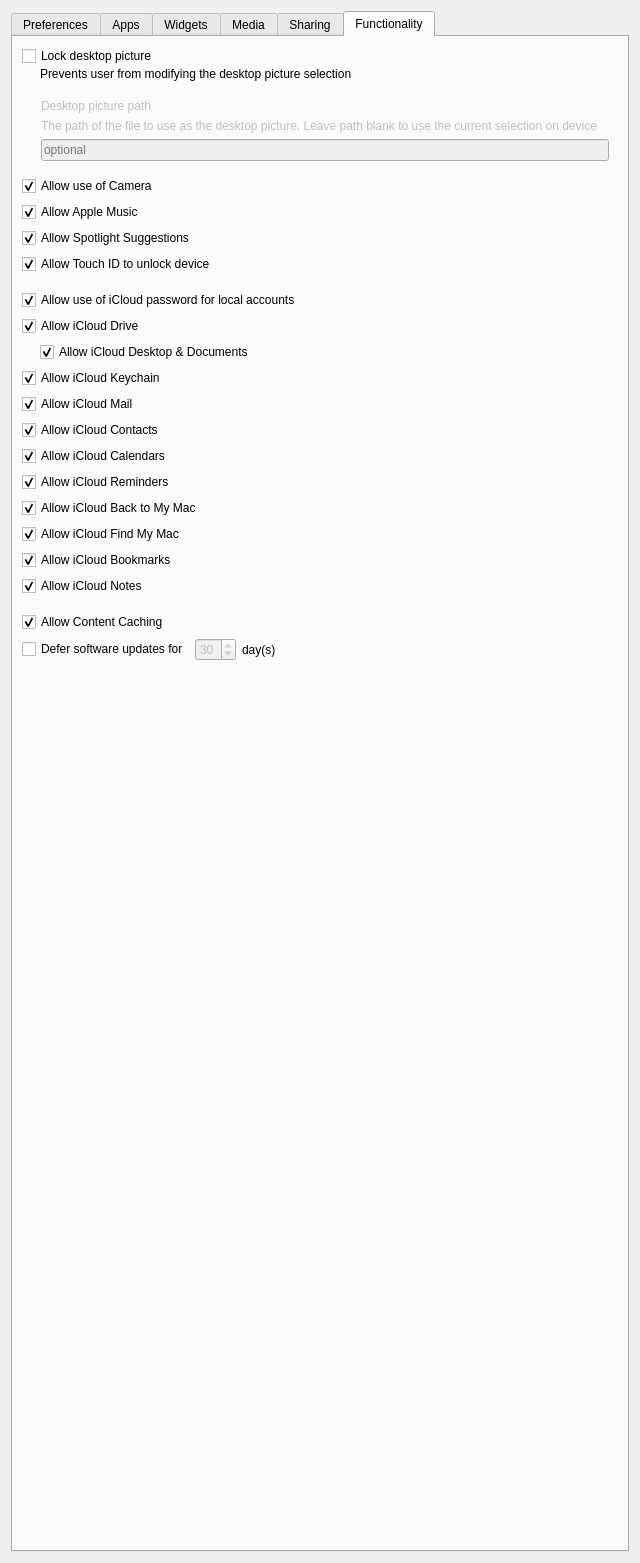
Above: FWAdminLib/Configurator/RestrictionsOSXForm.ui from fw-dev/translations before the change. Below: the same form after it.
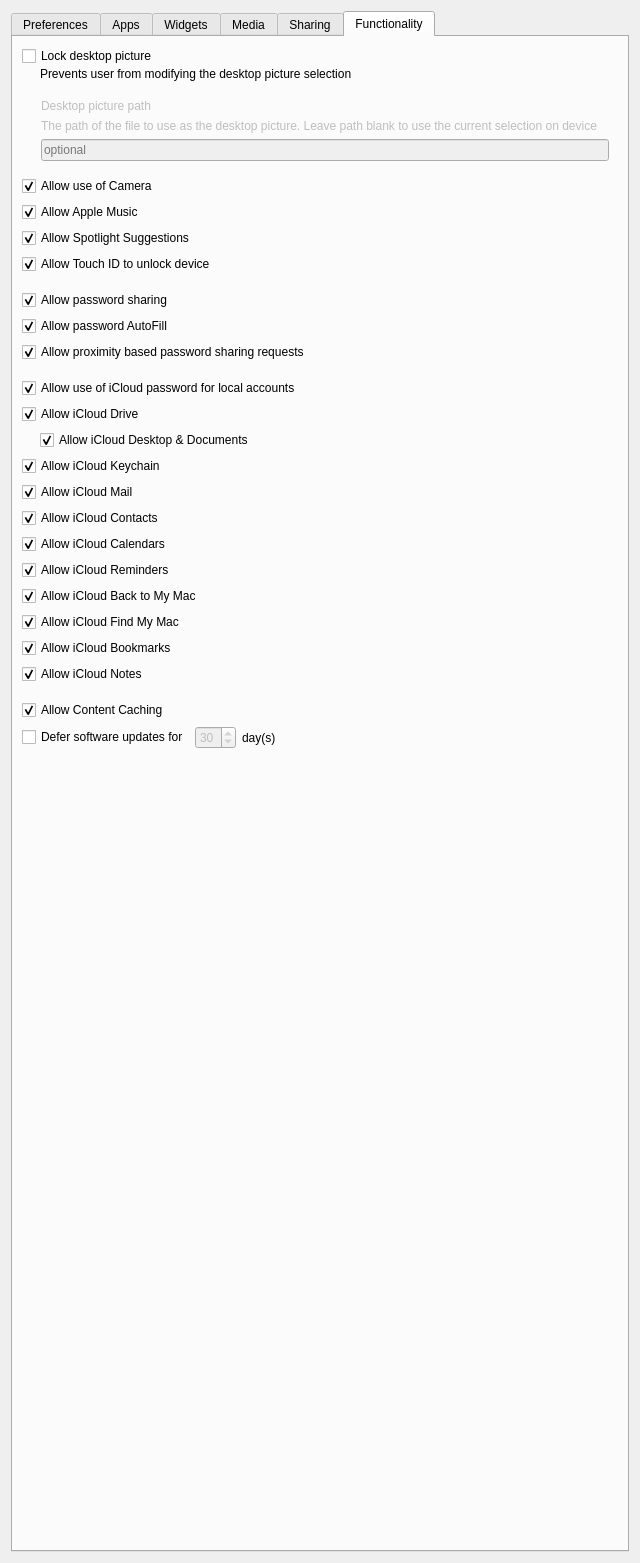
That is the form after the change. The open tabs and pages were chosen to show the change. Icons and pictures are not drawn. Custom widgets are drawn as their Qt base class.

```diff
--- a/FWAdminLib/Configurator/RestrictionsOSXForm.ui
+++ b/FWAdminLib/Configurator/RestrictionsOSXForm.ui
@@ -2012,6 +2012,52 @@
            </property>
           </widget>
          </item>
+         <item>
+          <spacer name="verticalSpacer_13">
+           <property name="orientation">
+            <enum>Qt::Vertical</enum>
+           </property>
+           <property name="sizeType">
+            <enum>QSizePolicy::Fixed</enum>
+           </property>
+           <property name="sizeHint" stdset="0">
+            <size>
+             <width>20</width>
+             <height>10</height>
+            </size>
+           </property>
+          </spacer>
+         </item>
+         <item>
+          <widget class="QCheckBox" name="allowPasswordSharing">
+           <property name="text">
+            <string>Allow password sharing</string>
+           </property>
+           <property name="checked">
+            <bool>true</bool>
+           </property>
+          </widget>
+         </item>
+         <item>
+          <widget class="QCheckBox" name="allowPasswordAutoFill">
+           <property name="text">
+            <string>Allow password AutoFill</string>
+           </property>
+           <property name="checked">
+            <bool>true</bool>
+           </property>
+          </widget>
+         </item>
+         <item>
+          <widget class="QCheckBox" name="allowPasswordProximityRequests">
+           <property name="text">
+            <string>Allow proximity based password sharing requests</string>
+           </property>
+           <property name="checked">
+            <bool>true</bool>
+           </property>
+          </widget>
+         </item>
          <item>
           <spacer name="verticalSpacer_9">
            <property name="orientation">
```
